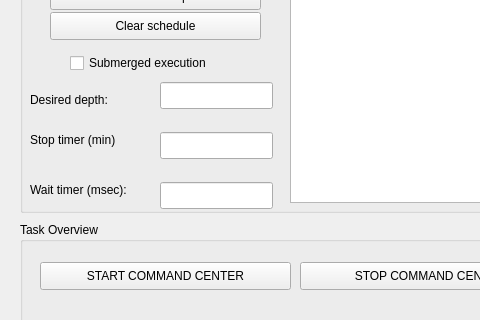
iti-luebeck/HANSE2011, file Hanse/CommandCenter/commandcenterform.ui: the form before one commit; both pictures show x 0 to 480 and y 168 to 488 of the 1073 by 609 pixel window.
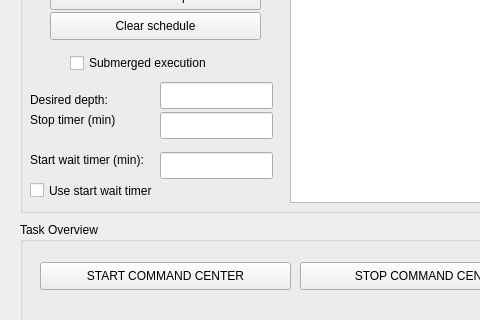
The form after the commit.

What changed in the file:
```diff
--- a/Hanse/CommandCenter/commandcenterform.ui
+++ b/Hanse/CommandCenter/commandcenterform.ui
@@ -210,7 +210,7 @@
     <property name="geometry">
      <rect>
       <x>140</x>
-      <y>340</y>
+      <y>310</y>
       <width>113</width>
       <height>27</height>
      </rect>
@@ -220,13 +220,13 @@
     <property name="geometry">
      <rect>
       <x>10</x>
-      <y>340</y>
-      <width>131</width>
+      <y>310</y>
+      <width>121</width>
       <height>16</height>
      </rect>
     </property>
     <property name="text">
-     <string>Wait timer (msec):</string>
+     <string>Start wait timer (min):</string>
     </property>
    </widget>
    <widget class="QPushButton" name="skipButton">
@@ -246,7 +246,7 @@
     <property name="geometry">
      <rect>
       <x>140</x>
-      <y>290</y>
+      <y>270</y>
       <width>113</width>
       <height>27</height>
      </rect>
@@ -256,7 +256,7 @@
     <property name="geometry">
      <rect>
       <x>10</x>
-      <y>290</y>
+      <y>270</y>
       <width>111</width>
       <height>16</height>
      </rect>
@@ -265,6 +265,19 @@
      <string>Stop timer (min)</string>
     </property>
    </widget>
+   <widget class="QCheckBox" name="useStartTimer">
+    <property name="geometry">
+     <rect>
+      <x>10</x>
+      <y>340</y>
+      <width>131</width>
+      <height>17</height>
+     </rect>
+    </property>
+    <property name="text">
+     <string>Use start wait timer</string>
+    </property>
+   </widget>
   </widget>
   <widget class="QGroupBox" name="groupBox_2">
    <property name="geometry">
```
